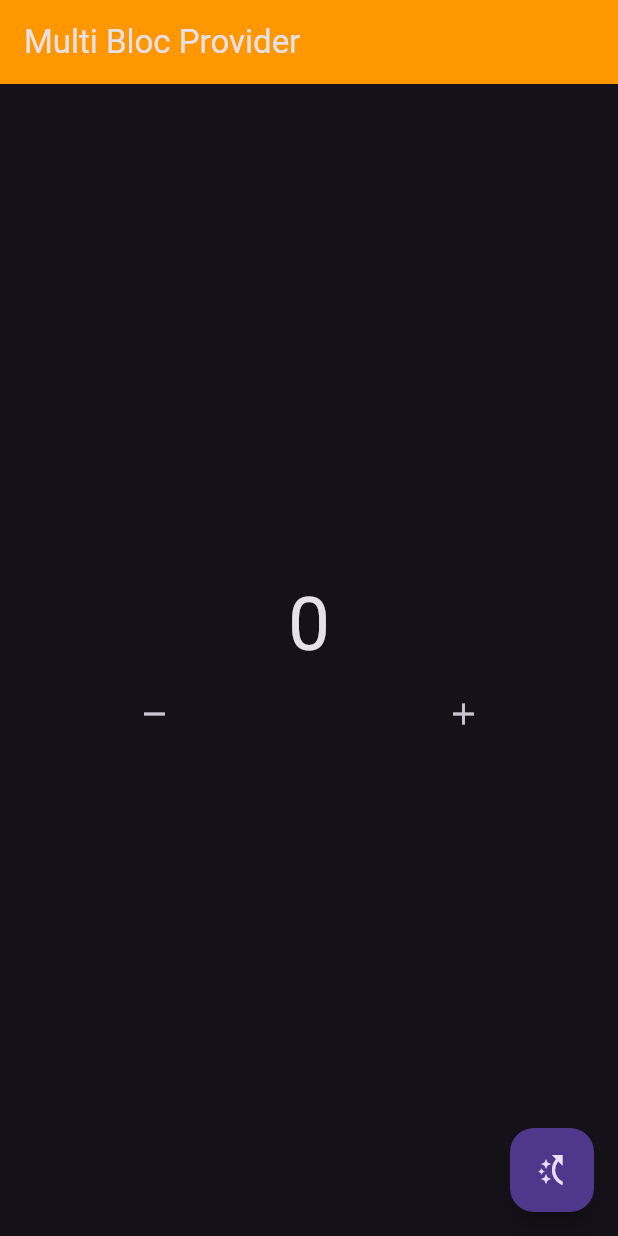
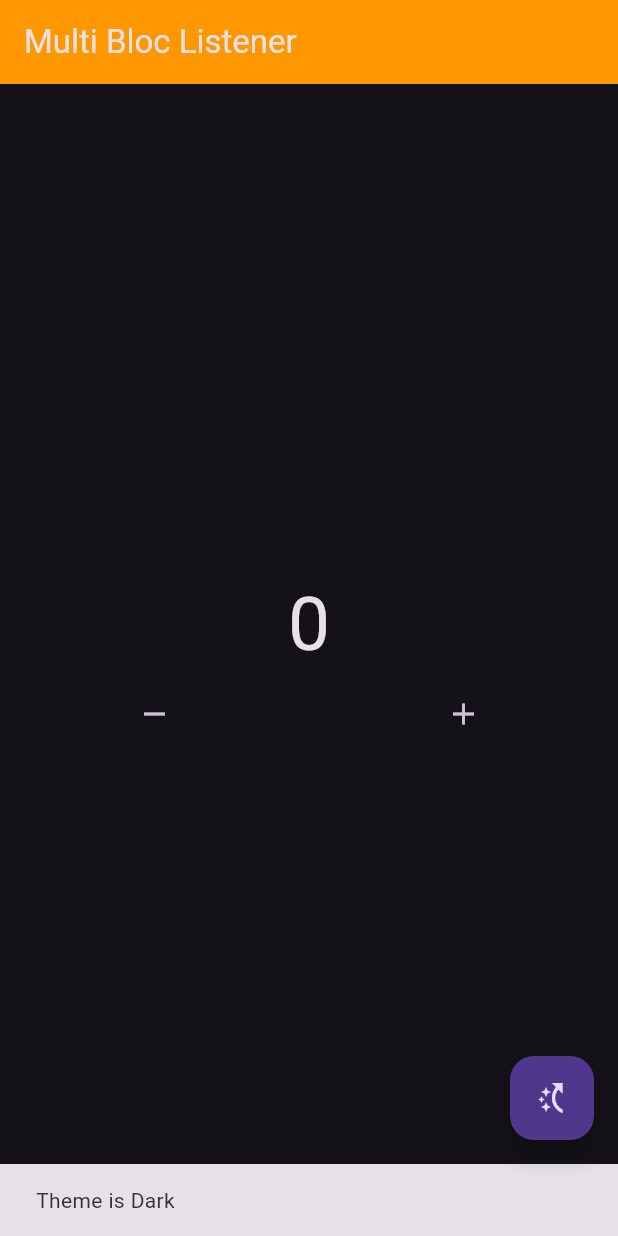
Before and after one commit to br0farhan/Bloc-Flutter, a Flutter app: the screen it shows after launch, after a tap on the "switch access shortcut" icon, on a phone screen of 412 x 824 dp. Run offline on Flutter 3.47's test engine with Material 3 defaults, Android fonts, the phone set to English and light mode, and no system bars; our stand-ins replace bloc, flutter_bloc.

Commit message:
Update Multi Bloc Listener

```diff
--- a/lib/pages/home.dart
+++ b/lib/pages/home.dart
@@ -13,10 +13,10 @@ class HomePages extends StatelessWidget {
     return Scaffold(
       appBar: AppBar(
         backgroundColor: Colors.orange,
-        title: const Text("Multi Bloc Provider"),
+        title: const Text("Multi Bloc Listener"),
       ),
       floatingActionButton: FloatingActionButton(
-          child: Icon(Icons.switch_access_shortcut),
+          child: const Icon(Icons.switch_access_shortcut),
           onPressed: () {
             myTheme.changeTheme();
           }),
@@ -24,14 +24,49 @@ class HomePages extends StatelessWidget {
         child: Column(
           mainAxisAlignment: MainAxisAlignment.center,
           children: [
-            BlocBuilder<CounterBloc, int>(
+            MultiBlocListener(
+              listeners: [
+                BlocListener<CounterBloc, int>(
+                  listenWhen: (previous, current) {
+                    if (current > 10) {
+                      return true;
+                    }
+                    return false;
+                  },
+                  listener: (context, state) {
+                    ScaffoldMessenger.of(context).showSnackBar(
+                      const SnackBar(
+                        content: Text("Datanya lebih dari 10"),
+                      ),
+                    );
+                  },
+                ),
+                BlocListener<ThemeBloc, bool>(
+                  listenWhen: (previous, current) {
+                    if (current == false) {
+                      return true;
+                    }
+                    return false;
+                  },
+                  listener: (context, state) {
+                    ScaffoldMessenger.of(context).showSnackBar(
+                      const SnackBar(
+                        duration: Duration(seconds: 1),
+                        content: Text("Theme is Dark"),
+                      ),
+                    );
+                  },
+                )
+              ],
+              child: BlocBuilder<CounterBloc, int>(
                 bloc: myCounter,
                 builder: (context, state) {
                   return Text(
                     "$state",
-                  style: TextStyle(fontSize: 50),
+                    style: const TextStyle(fontSize: 50),
                   );
                 },
+              ),
             ),
             Row(
               mainAxisAlignment: MainAxisAlignment.spaceAround,
```
Also changed, not shown: 1 other file. Lines whose indentation alone changed are shown as unchanged.
